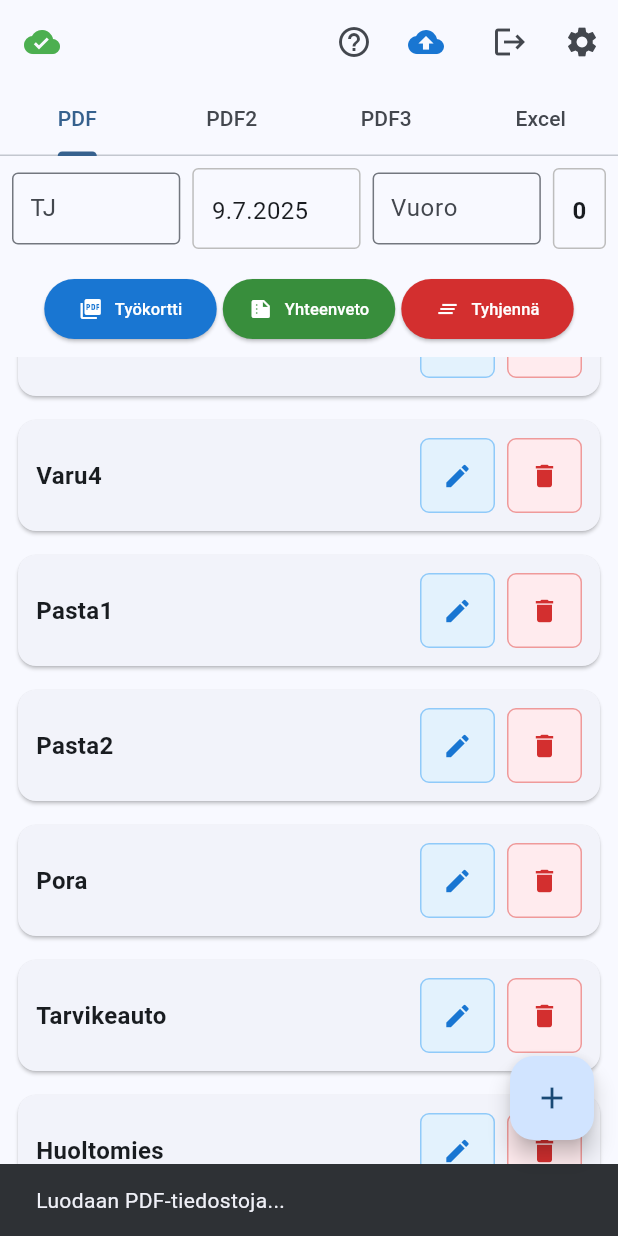
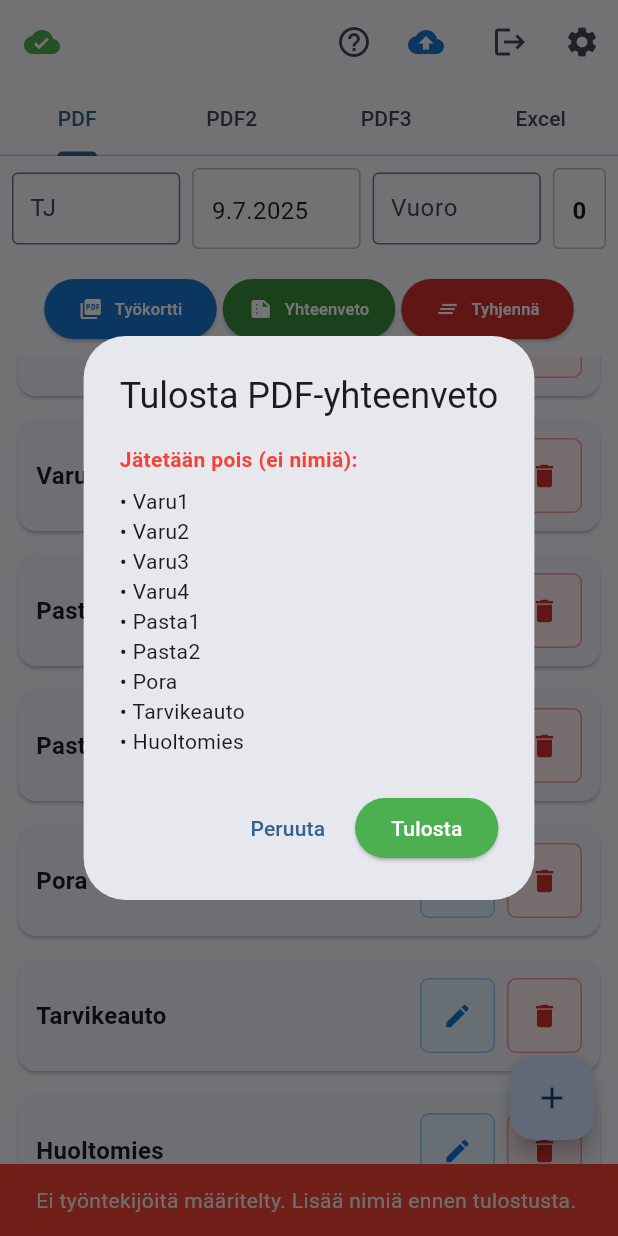
Before and after one commit to Blendermaestro/AEFapp, a Flutter app: the WorkCardScreen screen opened directly with empty values, scrolled down 358 dp, after a tap on "Työkortti", after a tap on "Yhteenveto", on a phone screen of 412 x 824 dp. Run offline on Flutter 3.47's test engine with Material 3 defaults, Android fonts, the phone set to English and light mode, and no system bars; our stand-ins replace open_file, share_plus, shared_preferences, supabase_flutter; missing offline and left inert: excel, syncfusion_flutter_pdf, universal_html; accounts and stored records are empty; network calls fail.

Commit message:
Add preview dialogs and PDF filtering for work cards and summary
- Added work card preview dialog showing which cards will be printed
- Added summary preview dialog showing included/excluded groups
- PDF summary now only includes groups with names for current tab
- Added excluded groups notice at end of summary PDF
- Preview shows format: (Profession) - name1, name2 with total count
- User can cancel or proceed after seeing preview
- Better user control and visibility over PDF generation

```diff
--- a/lib/screens/work_card_screen.dart
+++ b/lib/screens/work_card_screen.dart
@@ -864,6 +864,10 @@ class _WorkCardScreenState extends State<WorkCardScreen>
         return;
     }
 
+    // Show preview dialog first
+    final confirmed = await _showWorkCardPreviewDialog(tabIndex);
+    if (!confirmed) return;
+
     try {
       // Show loading indicator
       ScaffoldMessenger.of(context).showSnackBar(
@@ -924,6 +928,10 @@ class _WorkCardScreenState extends State<WorkCardScreen>
       default:
         return;
     }
+
+    // Show preview dialog first
+    final confirmed = await _showSummaryPreviewDialog(tabIndex);
+    if (!confirmed) return;
 
     try {
       // Show loading indicator
@@ -1188,6 +1196,188 @@ class _WorkCardScreenState extends State<WorkCardScreen>
         backgroundColor: Colors.green,
       ),
     );
+  }
+
+  Future<bool> _showWorkCardPreviewDialog(int tabIndex) async {
+    final workCards = _getWorkCardsForTab(tabIndex);
+
+    if (workCards.isEmpty) {
+      ScaffoldMessenger.of(context).showSnackBar(
+        const SnackBar(
+          content: Text('Ei työntekijöitä määritelty. Lisää nimiä ennen tulostusta.'),
+          backgroundColor: Colors.red,
+        ),
+      );
+      return false;
+    }
+
+    String tabName = '';
+    switch (tabIndex) {
+      case 0: tabName = 'PDF'; break;
+      case 1: tabName = 'PDF2'; break;
+      case 2: tabName = 'PDF3'; break;
+    }
+
+    final confirmed = await showDialog<bool>(
+      context: context,
+      builder: (BuildContext context) {
+        return AlertDialog(
+          title: Text('Tulosta $tabName-työkortit'),
+          content: Column(
+            mainAxisSize: MainAxisSize.min,
+            crossAxisAlignment: CrossAxisAlignment.start,
+            children: [
+              const Text(
+                'Nämä työkortit tulostetaan:',
+                style: TextStyle(fontWeight: FontWeight.bold),
+              ),
+              const SizedBox(height: 12),
+              ...workCards.map((card) => Padding(
+                padding: const EdgeInsets.only(bottom: 4),
+                child: Text('• ${card['profession']} - ${card['names'].join(', ')}'),
+              )),
+              const SizedBox(height: 12),
+              Text('Yhteensä: ${workCards.fold<int>(0, (sum, card) => sum + (card['names'] as List<String>).length)} työkorttia'),
+            ],
+          ),
+          actions: [
+            TextButton(
+              onPressed: () => Navigator.of(context).pop(false),
+              child: const Text('Peruuta'),
+            ),
+            ElevatedButton(
+              onPressed: () => Navigator.of(context).pop(true),
+              style: ElevatedButton.styleFrom(
+                backgroundColor: Colors.blue,
+                foregroundColor: Colors.white,
+              ),
+              child: const Text('Tulosta'),
+            ),
+          ],
+        );
+      },
+    );
+
+    return confirmed ?? false;
+  }
+
+  Future<bool> _showSummaryPreviewDialog(int tabIndex) async {
+    final includedGroups = <String>[];
+    final excludedGroups = <String>[];
+
+    for (final card in professionCards) {
+      String name1 = '', name2 = '';
+      switch (tabIndex) {
+        case 0:
+          name1 = card.pdfName1;
+          name2 = card.pdfName2;
+          break;
+        case 1:
+          name1 = card.pdf2Name1;
+          name2 = card.pdf2Name2;
+          break;
+        case 2:
+          name1 = card.pdf3Name1;
+          name2 = card.pdf3Name2;
+          break;
+      }
+
+      if (name1.isNotEmpty || name2.isNotEmpty) {
+        includedGroups.add(card.professionName.isEmpty ? 'Nimetön' : card.professionName);
+      } else {
+        excludedGroups.add(card.professionName.isEmpty ? 'Nimetön' : card.professionName);
+      }
+    }
+
+    String tabName = '';
+    switch (tabIndex) {
+      case 0: tabName = 'PDF'; break;
+      case 1: tabName = 'PDF2'; break;
+      case 2: tabName = 'PDF3'; break;
+    }
+
+    final confirmed = await showDialog<bool>(
+      context: context,
+      builder: (BuildContext context) {
+        return AlertDialog(
+          title: Text('Tulosta $tabName-yhteenveto'),
+          content: Column(
+            mainAxisSize: MainAxisSize.min,
+            crossAxisAlignment: CrossAxisAlignment.start,
+            children: [
+              if (includedGroups.isNotEmpty) ...[
+                const Text(
+                  'Yhteenvetoon sisällytetään:',
+                  style: TextStyle(fontWeight: FontWeight.bold, color: Colors.green),
+                ),
+                const SizedBox(height: 8),
+                ...includedGroups.map((group) => Text('• $group')),
+                const SizedBox(height: 12),
+              ],
+              if (excludedGroups.isNotEmpty) ...[
+                const Text(
+                  'Jätetään pois (ei nimiä):',
+                  style: TextStyle(fontWeight: FontWeight.bold, color: Colors.red),
+                ),
+                const SizedBox(height: 8),
+                ...excludedGroups.map((group) => Text('• $group')),
+              ],
+            ],
+          ),
+          actions: [
+            TextButton(
+              onPressed: () => Navigator.of(context).pop(false),
+              child: const Text('Peruuta'),
+            ),
+            ElevatedButton(
+              onPressed: () => Navigator.of(context).pop(true),
+              style: ElevatedButton.styleFrom(
+                backgroundColor: Colors.green,
+                foregroundColor: Colors.white,
+              ),
+              child: const Text('Tulosta'),
+            ),
+          ],
+        );
+      },
+    );
+
+    return confirmed ?? false;
+  }
+
+  List<Map<String, dynamic>> _getWorkCardsForTab(int tabIndex) {
+    final List<Map<String, dynamic>> workCards = [];
+
+    for (final card in professionCards) {
+      String name1 = '', name2 = '';
+      switch (tabIndex) {
+        case 0:
+          name1 = card.pdfName1;
+          name2 = card.pdfName2;
+          break;
+        case 1:
+          name1 = card.pdf2Name1;
+          name2 = card.pdf2Name2;
+          break;
+        case 2:
+          name1 = card.pdf3Name1;
+          name2 = card.pdf3Name2;
+          break;
+      }
+
+      final names = <String>[];
+      if (name1.isNotEmpty) names.add(name1);
+      if (name2.isNotEmpty) names.add(name2);
+
+      if (names.isNotEmpty) {
+        workCards.add({
+          'profession': card.professionName.isEmpty ? 'Nimetön' : card.professionName,
+          'names': names,
+        });
+      }
+    }
+
+    return workCards;
   }
 
   void _openSettings(bool isDarkMode) async {
```
Also changed, not shown: lib/services/pdf_service.dart (+53 -2 lines).
